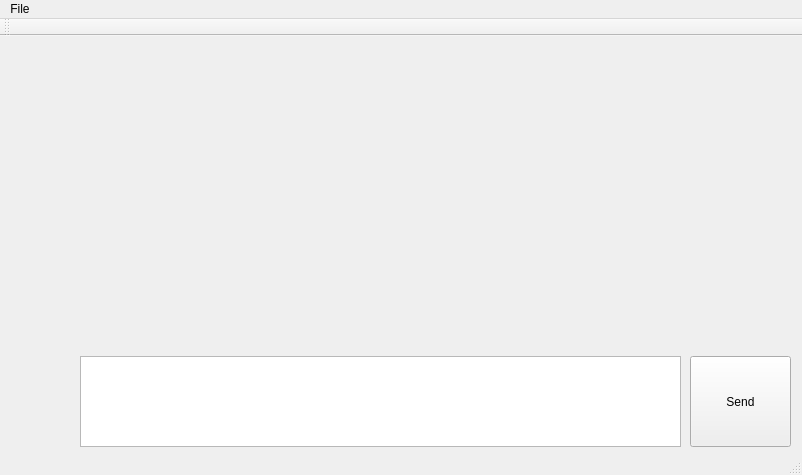
Old version of the form src/chatwindow.ui in the repository rbellido-ut/yolo-chat.
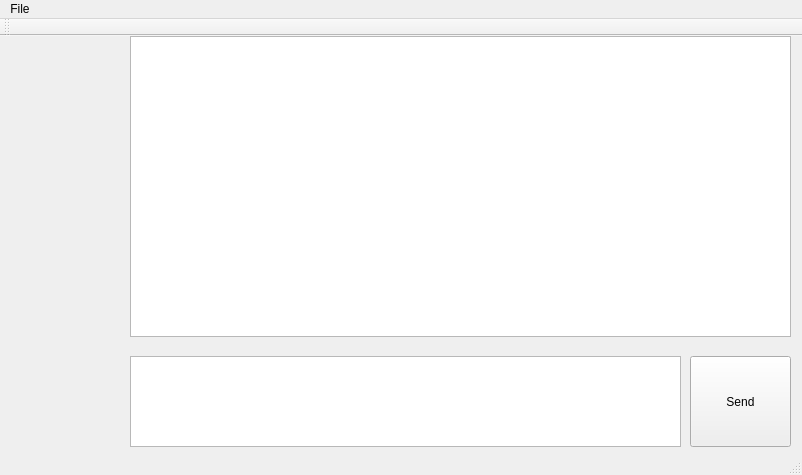
New version of the form.

```diff
--- a/src/chatwindow.ui
+++ b/src/chatwindow.ui
@@ -36,13 +36,26 @@
    <widget class="QTextEdit" name="textEdit">
     <property name="geometry">
      <rect>
-      <x>80</x>
+      <x>130</x>
       <y>320</y>
-      <width>601</width>
+      <width>551</width>
       <height>91</height>
      </rect>
     </property>
    </widget>
+   <widget class="QTextEdit" name="chatDisplay">
+    <property name="geometry">
+     <rect>
+      <x>130</x>
+      <y>0</y>
+      <width>661</width>
+      <height>301</height>
+     </rect>
+    </property>
+    <property name="readOnly">
+     <bool>true</bool>
+    </property>
+   </widget>
   </widget>
   <widget class="QMenuBar" name="menuBar">
    <property name="geometry">
```
Left out of the diff: 2 changed lines with no effect on the pictures.
